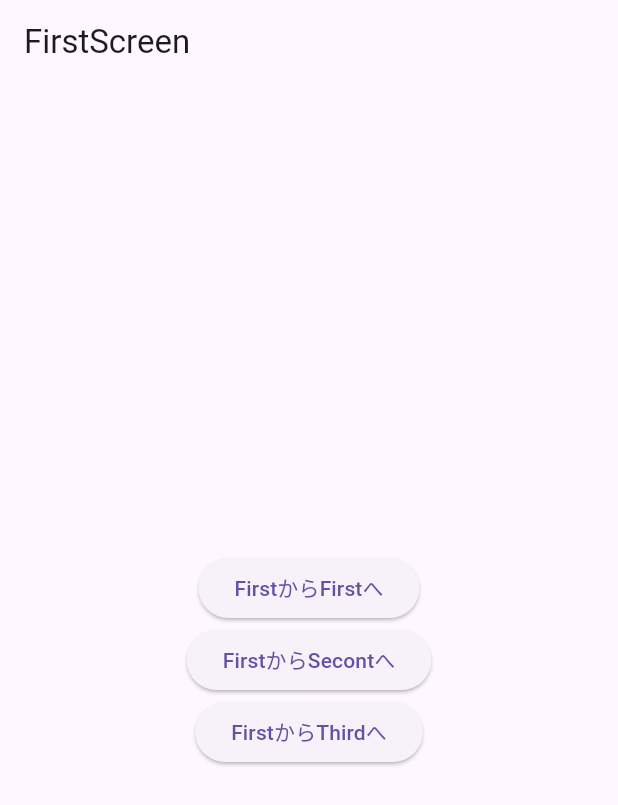
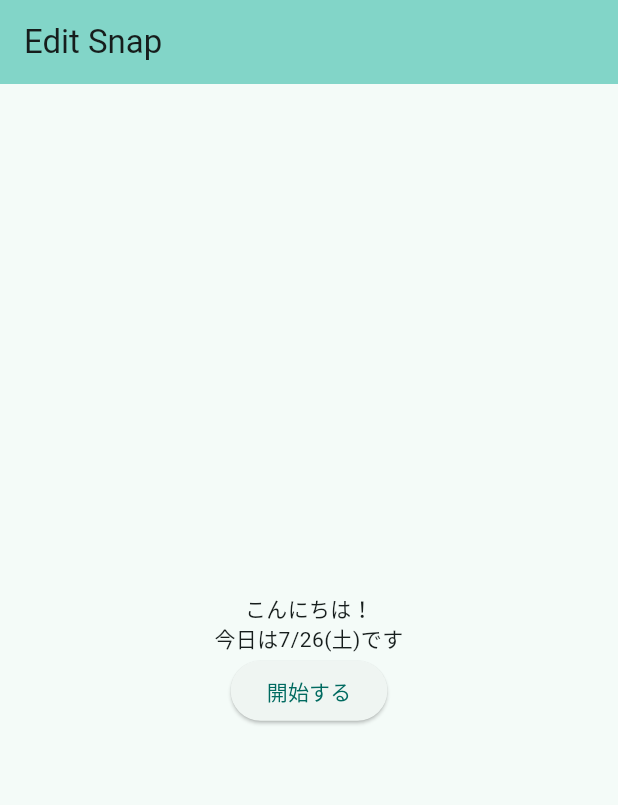
Before and after one commit to f04k04369/flutter-practice-book, a Flutter app: the screen it shows after launch, on a phone screen of 412 x 824 dp. Shown: the top 805 px of the screen. Run offline on Flutter 3.47's test engine with Material 3 defaults, Android fonts, the phone set to English and light mode, and no system bars; our stand-ins replace flutter_svg, vector_graphics.

Commit message:
サンプルアプリのローカライズ化

````diff
--- /dev/null
+++ b/l10n.yaml
@@ -0,0 +1,3 @@
+nullable-getter: false
+output-class: L10n
+template-arb-file: app_ja.arb
--- /dev/null
+++ b/lib/l10n/app_ja.arb
@@ -0,0 +1,13 @@
+{
+ "startScreenTitle": "Edit Snap",
+ "helloWorldOn": "こんにちは！\n今日は{date}です",
+ "@helloWorldOn": {
+  "placeholders": {
+   "date": {
+    "type": "DateTime",
+    "format": "MEd"
+   }
+  }
+ },
+ "start": "開始する"
+}
--- /dev/null
+++ b/lib/l10n/app_localizations.dart
@@ -0,0 +1,144 @@
+import 'dart:async';
+
+import 'package:flutter/foundation.dart';
+import 'package:flutter/widgets.dart';
+import 'package:flutter_localizations/flutter_localizations.dart';
+import 'package:intl/intl.dart' as intl;
+
+import 'app_localizations_ja.dart';
+
+// ignore_for_file: type=lint
+
+/// Callers can lookup localized strings with an instance of L10n
+/// returned by `L10n.of(context)`.
+///
+/// Applications need to include `L10n.delegate()` in their app's
+/// `localizationDelegates` list, and the locales they support in the app's
+/// `supportedLocales` list. For example:
+///
+/// ```dart
+/// import 'l10n/app_localizations.dart';
+///
+/// return MaterialApp(
+///   localizationsDelegates: L10n.localizationsDelegates,
+///   supportedLocales: L10n.supportedLocales,
+///   home: MyApplicationHome(),
+/// );
+/// ```
+///
+/// ## Update pubspec.yaml
+///
+/// Please make sure to update your pubspec.yaml to include the following
+/// packages:
+///
+/// ```yaml
+/// dependencies:
+///   # Internationalization support.
+///   flutter_localizations:
+///     sdk: flutter
+///   intl: any # Use the pinned version from flutter_localizations
+///
+///   # Rest of dependencies
+/// ```
+///
+/// ## iOS Applications
+///
+/// iOS applications define key application metadata, including supported
+/// locales, in an Info.plist file that is built into the application bundle.
+/// To configure the locales supported by your app, you’ll need to edit this
+/// file.
+///
+/// First, open your project’s ios/Runner.xcworkspace Xcode workspace file.
+/// Then, in the Project Navigator, open the Info.plist file under the Runner
+/// project’s Runner folder.
+///
+/// Next, select the Information Property List item, select Add Item from the
+/// Editor menu, then select Localizations from the pop-up menu.
+///
+/// Select and expand the newly-created Localizations item then, for each
+/// locale your application supports, add a new item and select the locale
+/// you wish to add from the pop-up menu in the Value field. This list should
+/// be consistent with the languages listed in the L10n.supportedLocales
+/// property.
+abstract class L10n {
+  L10n(String locale)
+    : localeName = intl.Intl.canonicalizedLocale(locale.toString());
+
+  final String localeName;
+
+  static L10n of(BuildContext context) {
+    return Localizations.of<L10n>(context, L10n)!;
+  }
+
+  static const LocalizationsDelegate<L10n> delegate = _L10nDelegate();
+
+  /// A list of this localizations delegate along with the default localizations
+  /// delegates.
+  ///
+  /// Returns a list of localizations delegates containing this delegate along with
+  /// GlobalMaterialLocalizations.delegate, GlobalCupertinoLocalizations.delegate,
+  /// and GlobalWidgetsLocalizations.delegate.
+  ///
+  /// Additional delegates can be added by appending to this list in
+  /// MaterialApp. This list does not have to be used at all if a custom list
+  /// of delegates is preferred or required.
+  static const List<LocalizationsDelegate<dynamic>> localizationsDelegates =
+      <LocalizationsDelegate<dynamic>>[
+        delegate,
+        GlobalMaterialLocalizations.delegate,
+        GlobalCupertinoLocalizations.delegate,
+        GlobalWidgetsLocalizations.delegate,
+      ];
+
+  /// A list of this localizations delegate's supported locales.
+  static const List<Locale> supportedLocales = <Locale>[Locale('ja')];
+
+  /// No description provided for @startScreenTitle.
+  ///
+  /// In ja, this message translates to:
+  /// **'Edit Snap'**
+  String get startScreenTitle;
+
+  /// No description provided for @helloWorldOn.
+  ///
+  /// In ja, this message translates to:
+  /// **'こんにちは！\n今日は{date}です'**
+  String helloWorldOn(DateTime date);
+
+  /// No description provided for @start.
+  ///
+  /// In ja, this message translates to:
+  /// **'開始する'**
+  String get start;
+}
+
+class _L10nDelegate extends LocalizationsDelegate<L10n> {
+  const _L10nDelegate();
+
+  @override
+  Future<L10n> load(Locale locale) {
+    return SynchronousFuture<L10n>(lookupL10n(locale));
+  }
+
+  @override
+  bool isSupported(Locale locale) =>
+      <String>['ja'].contains(locale.languageCode);
+
+  @override
+  bool shouldReload(_L10nDelegate old) => false;
+}
+
+L10n lookupL10n(Locale locale) {
+  // Lookup logic when only language code is specified.
+  switch (locale.languageCode) {
+    case 'ja':
+      return L10nJa();
+  }
+
+  throw FlutterError(
+    'L10n.delegate failed to load unsupported locale "$locale". This is likely '
+    'an issue with the localizations generation tool. Please file an issue '
+    'on GitHub with a reproducible sample app and the gen-l10n configuration '
+    'that was used.',
+  );
+}
--- /dev/null
+++ b/lib/l10n/app_localizations_ja.dart
@@ -0,0 +1,24 @@
+// ignore: unused_import
+import 'package:intl/intl.dart' as intl;
+import 'app_localizations.dart';
+
+// ignore_for_file: type=lint
+
+/// The translations for Japanese (`ja`).
+class L10nJa extends L10n {
+  L10nJa([String locale = 'ja']) : super(locale);
+
+  @override
+  String get startScreenTitle => 'Edit Snap';
+
+  @override
+  String helloWorldOn(DateTime date) {
+    final intl.DateFormat dateDateFormat = intl.DateFormat.MEd(localeName);
+    final String dateString = dateDateFormat.format(date);
+
+    return 'こんにちは！\n今日は$dateStringです';
+  }
+
+  @override
+  String get start => '開始する';
+}
--- a/lib/main.dart
+++ b/lib/main.dart
@@ -1,148 +1,25 @@
 import 'package:flutter/material.dart';
-import 'package:go_router/go_router.dart';
+import 'package:practice_book/start_screen.dart';
+import 'package:practice_book/l10n/app_localizations.dart';
 
 void main() {
-  runApp(
-    MaterialApp.router(
-      routerConfig: _router,
-    ),
-  );
+  runApp(const MyApp());
 }
 
-final _router = GoRouter(
-  routes: [
-    GoRoute(
-      path: '/',
-      builder: (context, state) => const FirstScreen(),
-      routes: [
-        GoRoute(
-          path: 'second',
-          builder: (context, state) => const SecondScreen(),
-          routes: [
-            GoRoute(
-              path: 'third',
-              builder: (context, state) => const ThirdScreen(),
-            ),
-          ],
-        ),
-      ],
-    ),
-    // GoRoute(
-    //   path: '/second',
-    //   builder: (context, state) => const SecondScreen(),
-    // ),
-    // GoRoute(
-    //   path: '/third',
-    //   builder: (context, state) => const ThirdScreen(),
-    // ),
-  ],
-);
-
-class FirstScreen extends StatelessWidget {
-  const FirstScreen({super.key});
+class MyApp extends StatelessWidget {
+  const MyApp({super.key});
 
   @override
   Widget build(BuildContext context) {
-    return Scaffold(
-      appBar: AppBar(
-        title: const Text('FirstScreen'),
+    return MaterialApp(
+      localizationsDelegates: L10n.localizationsDelegates,
+      supportedLocales: L10n.supportedLocales,
+      title: 'Edit Snap',
+      theme: ThemeData(
+        colorScheme: ColorScheme.fromSeed(seedColor: Colors.teal),
+        useMaterial3: true,
       ),
-      body: Center(
-        child: Column(
-          mainAxisAlignment: MainAxisAlignment.center,
-          children: [
-            ElevatedButton(
-              child: const Text('FirstからFirstへ'),
-              onPressed: ( ) {
-                GoRouter.of(context).push('/');
-              },
-            ),
-
-            ElevatedButton(
-              child: const Text('FirstからSecontへ'),
-              onPressed: ( ) {
-                GoRouter.of(context).push('/second');
-              },
-            ),
-             ElevatedButton(
-              child: const Text('FirstからThirdへ'),
-              onPressed: ( ) {
-                GoRouter.of(context).go('/second/third');
-              },
-            ),
-         ],
-        ),
-      ),
+      home: const StartScreen(),
     );
   }
 }
-
-class SecondScreen extends StatelessWidget {
-  const SecondScreen({super.key});
-
-  @override
-  Widget build(BuildContext context) {
-    return Scaffold(
-      appBar: AppBar(
-        title: const Text('SecondtScreen'),
-      ),
-      body: Center(
-        child: Column(
-          mainAxisAlignment: MainAxisAlignment.center,
-          children: [
-            ElevatedButton(
-              child: const Text('SecondからSecondへ'),
-              onPressed: ( ) {
-                GoRouter.of(context).push('/second');
-              },
-            ),
-            ElevatedButton(
-              child: const Text('SecondからThirdへ'),
-              onPressed: ( ) {
-                GoRouter.of(context).push('/second/third');
-              },
-            ),
-            ElevatedButton(
-              child: const Text('戻る'),
-              onPressed: ( ) {
-                GoRouter.of(context).pop();
-              },
-            ),
-         ],
-        ),
-      ),
-    );
-  }
-}
-
-class ThirdScreen extends StatelessWidget {
-  const ThirdScreen({super.key});
-
-  @override
-  Widget build(BuildContext context) {
-    return Scaffold(
-      appBar: AppBar(
-        title: const Text('ThirdScreen'),
-      ),
-      body: Center(
-        child: Column(
-          mainAxisAlignment: MainAxisAlignment.center,
-          children: [
-            ElevatedButton(
-              child: const Text('ThirdからFirstへ'),
-              onPressed: ( ) {
-                GoRouter.of(context).go('/');
-              },
-            ),
-             ElevatedButton(
-              child: const Text('戻る'),
-              onPressed: ( ) {
-                GoRouter.of(context).pop();
-              },
-            ),
-         ],
-        ),
-      ),
-    );
-  }
-}
--- /dev/null
+++ b/lib/start_screen.dart
@@ -0,0 +1,32 @@
+import 'package:flutter/material.dart';
+import 'package:practice_book/l10n/app_localizations.dart';
+
+class StartScreen extends StatelessWidget {
+  const StartScreen({super.key});
+
+  @override
+  Widget build(BuildContext context) {
+   final l10n = L10n.of(context);
+   return Scaffold(
+    appBar: AppBar(
+      backgroundColor: Theme.of(context).colorScheme.inversePrimary,
+      title: Text(l10n.startScreenTitle),
+    ),
+    body: Center(
+      child: Column(
+        mainAxisAlignment: MainAxisAlignment.center,
+        children: [
+          Text(
+            l10n.helloWorldOn(DateTime.now()),
+            textAlign: TextAlign.center
+          ),
+          ElevatedButton(
+            child: Text(l10n.start),
+            onPressed: () {},
+          ),
+        ],
+      ),
+    ),
+   );
+  }
+}
````
